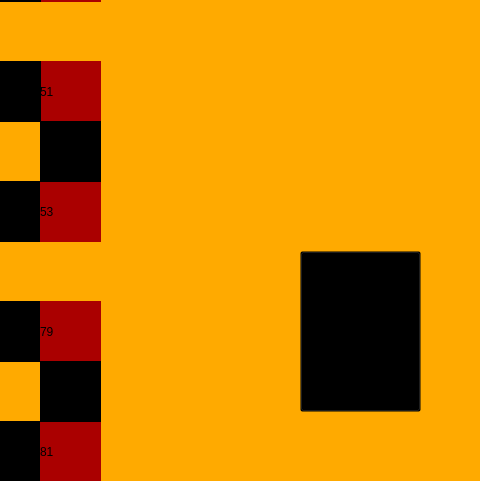
First picture: the form in mainwindow.ui, repository lucaspaupie/tp-poo-oca, before the edit; both pictures show x 800 to 1280 and y 239 to 720 of the 1280 by 720 pixel window.
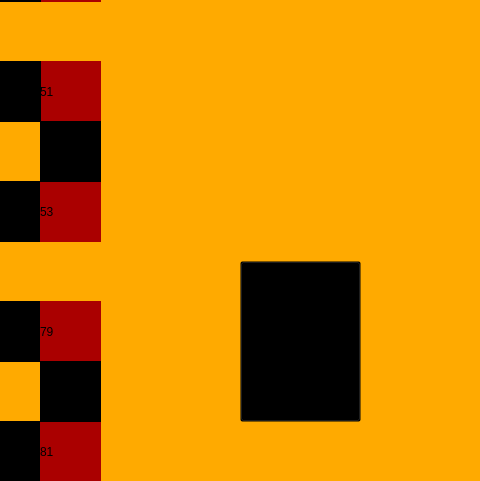
Second picture: the form after the edit. The open tabs and pages were chosen to show the change. Icons and pictures are not drawn.

```diff
--- a/mainwindow.ui
+++ b/mainwindow.ui
@@ -183,8 +183,8 @@
      <widget class="QLabel" name="labelDado">
       <property name="geometry">
        <rect>
-        <x>1100</x>
-        <y>300</y>
+        <x>1120</x>
+        <y>330</y>
         <width>121</width>
         <height>121</height>
        </rect>
@@ -208,8 +208,8 @@
      <widget class="QPushButton" name="BTdado">
       <property name="geometry">
        <rect>
-        <x>1100</x>
-        <y>490</y>
+        <x>1040</x>
+        <y>500</y>
         <width>121</width>
         <height>161</height>
        </rect>
```
Left out of the diff: 30 changed lines with no effect on the pictures.
